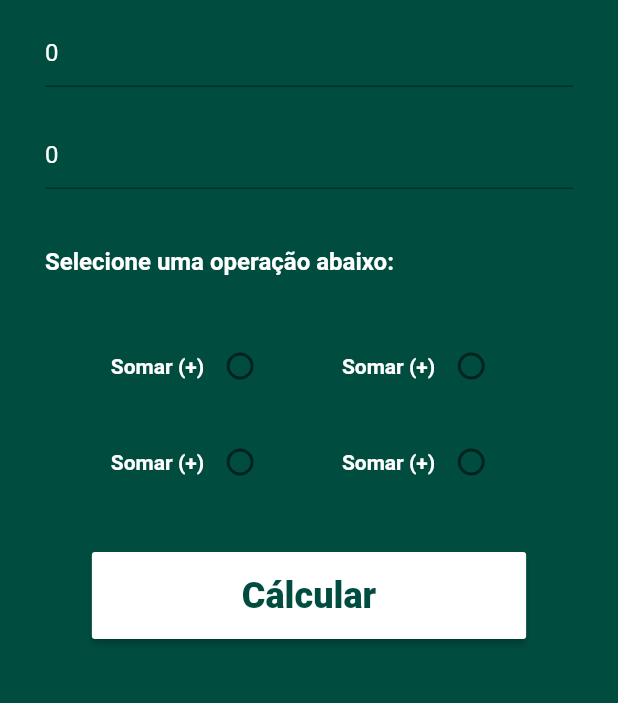
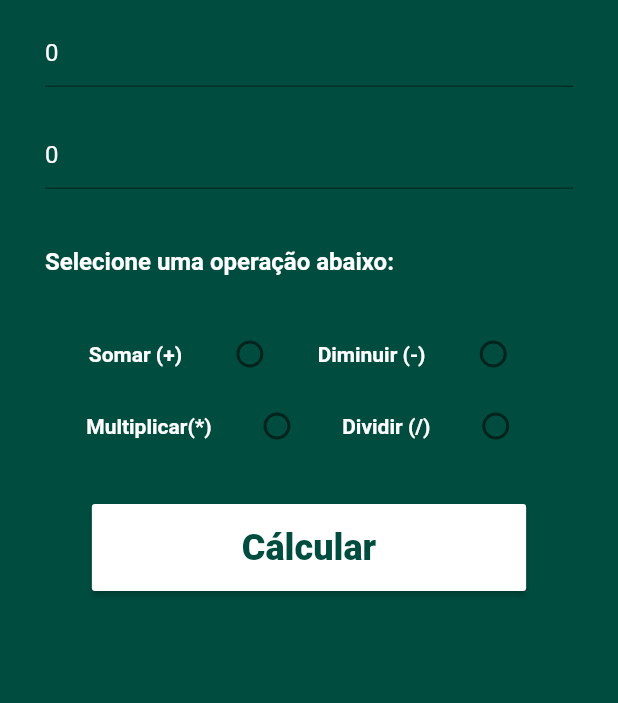
Before and after one commit to romeuporto/Calc, a Flutter app: the screen it shows after launch, on a phone screen of 412 x 824 dp, the part 296-999 px from its top. Run offline on Flutter 3.47's test engine with Material 2 defaults, Android fonts, the phone set to English and light mode, and no system bars.

Commit message:
corretion function and radios

```diff
--- a/calc/lib/PageCalc.dart
+++ b/calc/lib/PageCalc.dart
@@ -1,15 +1,10 @@
 import 'package:calc/PageResult.dart';
 import 'package:flutter/material.dart';
-import 'RadiosCalc.dart';
+
 class PageCalc extends StatefulWidget {
-
-  String resultIgual;
-  PageResult(this.resultIgual);
-
   @override
   _PageCalcState createState() => _PageCalcState();
 }
-
 class _PageCalcState extends State<PageCalc> {
 
   final TextEditingController valor1 = TextEditingController(text:"0");
@@ -31,6 +26,51 @@ class _PageCalcState extends State<PageCalc> {
       print("Número válido");
     }
     _limparCampos();
+  }
+
+  var num1 = 0;
+  var num2 = 0;
+  var igual = 0;
+  var selectedRadio;
+
+  void calc(){
+    setState(() {
+      igual = valor1.text as int;
+      igual = valor2.text as int ;
+    });
+  }
+
+  String somar(){
+    setState(() {
+      num1 = int.parse(valor1.text);
+      num2 = int.parse(valor2.text);
+      igual = num1 + num2;
+    });
+    return "Resposta: $igual";
+  }
+  String dimi(){
+    setState(() {
+      num1 = int.parse(valor1.text);
+      num2 = int.parse(valor2.text);
+      igual = num1 - num2;
+    });
+    return "Resposta: $igual";
+  }
+  String multi(){
+    setState(() {
+      num1 = int.parse(valor1.text);
+      num2 = int.parse(valor2.text);
+      igual = num1 * num2;
+    });
+    return "Resposta: $igual";
+  }
+  String divi(){
+    setState(() {
+      num1 = int.parse(valor1.text);
+      num2 = int.parse(valor2.text);
+      igual = num1 ~/ num2;
+    });
+    return "Resposta: $igual";
   }
 
   @override
@@ -87,7 +127,6 @@ class _PageCalcState extends State<PageCalc> {
                 validator: (String valor){
                   if(valor.isEmpty) return "Insira um valor nos campos";
                   if(valor.isEmpty == 0) return "O valor '0' não é válido";
-                  return null;
                 },
                 controller: valor2,
                 style: TextStyle(
@@ -141,15 +180,79 @@ class _PageCalcState extends State<PageCalc> {
                     Row(
                       mainAxisAlignment: MainAxisAlignment.spaceEvenly,
                       children: <Widget>[
-                        RadiosCalc(),
-                        RadiosCalc(),
+                        Text("Somar (+)",
+                          style: TextStyle(
+                            color: Colors.white,
+                            fontWeight: FontWeight.bold,
+                          ),
+                        ),
+                        Radio(
+                          activeColor: Colors.white,
+                          value: "+",
+                          groupValue: selectedRadio,
+                          onChanged: (var escolha) {
+                            setState(() {
+                              somar();
+                              selectedRadio = escolha;
+                            });
+                          },
+                        ),
+                        Text("Diminuir (-)",
+                          style: TextStyle(
+                            color: Colors.white,
+                            fontWeight: FontWeight.bold,
+                          ),
+                        ),
+                        Radio(
+                          activeColor: Colors.white,
+                          value: "-",
+                          groupValue: selectedRadio,
+                          onChanged: (var escolha) {
+                            setState(() {
+                              dimi();
+                              selectedRadio = escolha;
+                            });
+                          },
+                        ),
                       ],
                     ),
                     Row(
                       mainAxisAlignment: MainAxisAlignment.spaceEvenly,
                       children: <Widget>[
-                        RadiosCalc(),
-                        RadiosCalc(),
+                        Text("Multiplicar(*)",
+                          style: TextStyle(
+                            color: Colors.white,
+                            fontWeight: FontWeight.bold,
+                          ),
+                        ),
+                        Radio(
+                          activeColor: Colors.white,
+                          value: "*",
+                          groupValue: selectedRadio,
+                          onChanged: (var escolha) {
+                            setState(() {
+                              multi();
+                              selectedRadio = escolha;
+                            });
+                          },
+                        ),
+                        Text("Dividir (/)",
+                          style: TextStyle(
+                            color: Colors.white,
+                            fontWeight: FontWeight.bold,
+                          ),
+                        ),
+                        Radio(
+                          activeColor: Colors.white,
+                          value: "/",
+                          groupValue: selectedRadio,
+                          onChanged: (var escolha) {
+                            setState(() {
+                              divi();
+                              selectedRadio = escolha;
+                            });
+                          },
+                        ),
                       ],
                     ),
                   ],
@@ -181,8 +284,7 @@ class _PageCalcState extends State<PageCalc> {
                         (context),
                         MaterialPageRoute(
                             builder: (context) => PageResult("O Resultado é: $igual",)
-                        )
-                    );
+                        ));
                 },
               ),
             ],
--- a/calc/lib/PageResult.dart
+++ b/calc/lib/PageResult.dart
@@ -9,9 +9,7 @@ class PageResult extends StatefulWidget {
   @override
   _PageResultState createState() => _PageResultState();
 }
-
 class _PageResultState extends State<PageResult> {
-
   @override
   Widget build(BuildContext context) {
     return Scaffold(
--- a/calc/lib/RadiosCalc.dart
+++ /dev/null
@@ -1,91 +0,0 @@
-import 'package:flutter/material.dart';
-import 'PageCalc.dart';
-
-class RadiosCalc extends StatefulWidget {
-  @override
-  _RadiosCalcState createState() => _RadiosCalcState();
-}
-
-class _RadiosCalcState extends State<RadiosCalc> {
-
-  final TextEditingController valor1 = TextEditingController(text:"0");
-  final TextEditingController valor2 = TextEditingController(text: "0");
-
-  var num1 = 0;
-  var num2 = 0;
-  var igual = 0;
-  var selectedRadio;
-
-  void calc(){
-    setState(() {
-      igual = valor1.text as int;
-      igual = valor2.text as int ;
-    });
-  }
-
-  String somar(){
-    setState(() {
-      num1 = int.parse(valor1.text);
-      num2 = int.parse(valor2.text);
-      igual = num1 + num2;
-    });
-    return "Resposta: $igual";
-  }
-  String dimi(){
-    setState(() {
-      num1 = int.parse(valor1.text);
-      num2 = int.parse(valor2.text);
-      igual = num1 - num2;
-    });
-    return "Resposta: $igual";
-  }
-  String multi(){
-    setState(() {
-      num1 = int.parse(valor1.text);
-      num2 = int.parse(valor2.text);
-      igual = num1 * num2;
-    });
-    return "Resposta: $igual";
-  }
-  String divi(){
-    setState(() {
-      num1 = int.parse(valor1.text);
-      num2 = int.parse(valor2.text);
-      igual = num1 ~/ num2;
-    });
-    return "Resposta: $igual";
-  }
-
-  @override
-  Widget build(BuildContext context) {
-    return ButtonBar(
-      children: <Widget>[
-        Row(
-          mainAxisAlignment: MainAxisAlignment.spaceEvenly,
-          children: <Widget>[
-            Text("Somar (+)",
-              style: TextStyle(
-              color: Colors.white,
-              fontWeight: FontWeight.bold,
-              ),
-            ),
-            Radio(
-              activeColor: Colors.white,
-              value: "+",
-              groupValue: selectedRadio,
-              onChanged: (var escolha) {
-                setState(() {
-                  somar();
-                  dimi();
-                  multi();
-                  divi();
-                  selectedRadio = escolha;
-                });
-              },
-            ),
-          ]
-        ),
-      ]
-    );
-  }
-}
```
